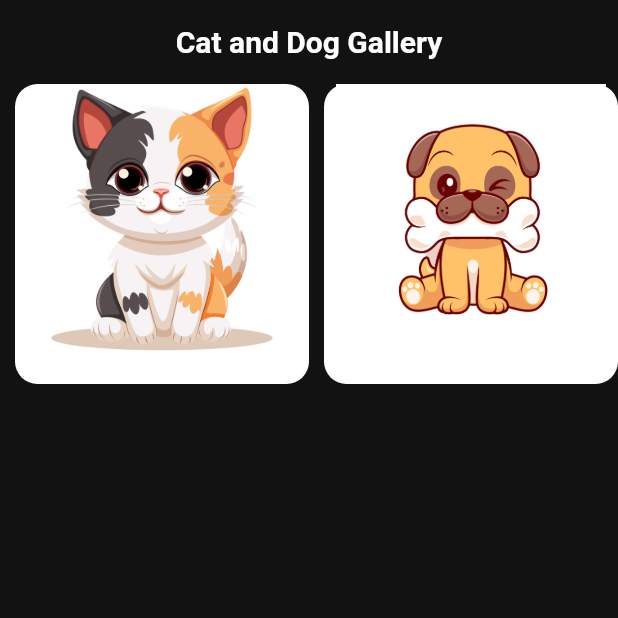
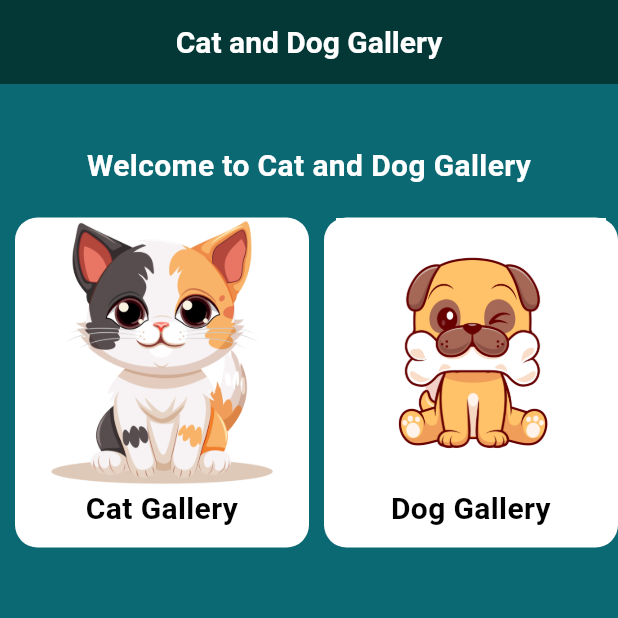
Before and after one commit to sivachan03/Cat-dog-fun-App, a Flutter app: the screen it shows after launch, on a phone screen of 412 x 824 dp, the top half of it. Run offline on Flutter 3.47's test engine with Material 3 defaults, Android fonts, the phone set to English and light mode, and no system bars; our stand-ins replace get; Roboto replaces fonts that are missing (Poppins).

Commit message:
Update: added new features/fixed bugs/updated UI

```diff
--- a/lib/Homepage.dart
+++ b/lib/Homepage.dart
@@ -1,5 +1,6 @@
 import 'package:cat_dog_gallery/animals/cat.dart';
 import 'package:cat_dog_gallery/animals/dog.dart';
+
 import 'package:cat_dog_gallery/constent.dart';
 import 'package:flutter/material.dart';
 import 'package:get/get.dart';
@@ -15,9 +16,10 @@
   @override
   Widget build(BuildContext context) {
     return Scaffold(
-      backgroundColor: backgroundcolor,
+      backgroundColor: const Color.fromARGB(255, 11, 105, 115),
+
       appBar: AppBar(
-        backgroundColor: backgroundcolor,
+        backgroundColor: const Color.fromARGB(255, 4, 56, 55),
         foregroundColor: foreground,
         centerTitle: true,
         title: const Text('Cat and Dog Gallery', style: textcolor),
@@ -25,6 +27,10 @@
       body: Center(
         child: Column(
           children: [
+            Padding(padding: const EdgeInsets.all(10)),
+            const SizedBox(height: 20),
+            Text("Welcome to Cat and Dog Gallery", style: textcolor),
+            SizedBox(height: 20),
             Row(
               mainAxisAlignment: MainAxisAlignment.spaceBetween,
               children: [
@@ -38,13 +44,22 @@
                         color: Colors.white,
                       ),
                       width: double.infinity,
-                      height: 200,
+                      height: 220,
                       child: Column(
                         children: [
                           Image.asset(
                             'images/cat.jpg',
                             fit: BoxFit.contain,
                             height: 180,
+                          ),
+                          Text(
+                            "Cat Gallery",
+                            textAlign: TextAlign.center,
+                            style: TextStyle(
+                              fontSize: 20,
+                              fontWeight: FontWeight.bold,
+                              color: Colors.black,
+                            ),
                           ),
                         ],
                       ),
@@ -54,20 +69,29 @@
                 SizedBox(width: 10),
                 Expanded(
                   child: GestureDetector(
-                    onTap: () => {Get.to(Catfun())},
+                    onTap: () => {Get.to(Dogfun())},
                     child: Container(
                       decoration: BoxDecoration(
                         borderRadius: BorderRadius.circular(15),
                         color: Colors.white,
                       ),
                       width: double.infinity,
-                      height: 200,
+                      height: 220,
                       child: Column(
                         children: [
                           Image.asset(
                             'images/dog1.jpg',
                             fit: BoxFit.contain,
                             height: 180,
+                          ),
+                          Text(
+                            "Dog Gallery",
+                            textAlign: TextAlign.center,
+                            style: TextStyle(
+                              fontSize: 20,
+                              fontWeight: FontWeight.bold,
+                              color: Colors.black,
+                            ),
                           ),
                         ],
                       ),
--- a/lib/animals/dog.dart
+++ b/lib/animals/dog.dart
@@ -63,7 +63,7 @@
           TextButton(
             onPressed: () {
               setState(() {
-                showdogs = false;
+                showdogs = true;
               });
               fetchImages();
             },
```
